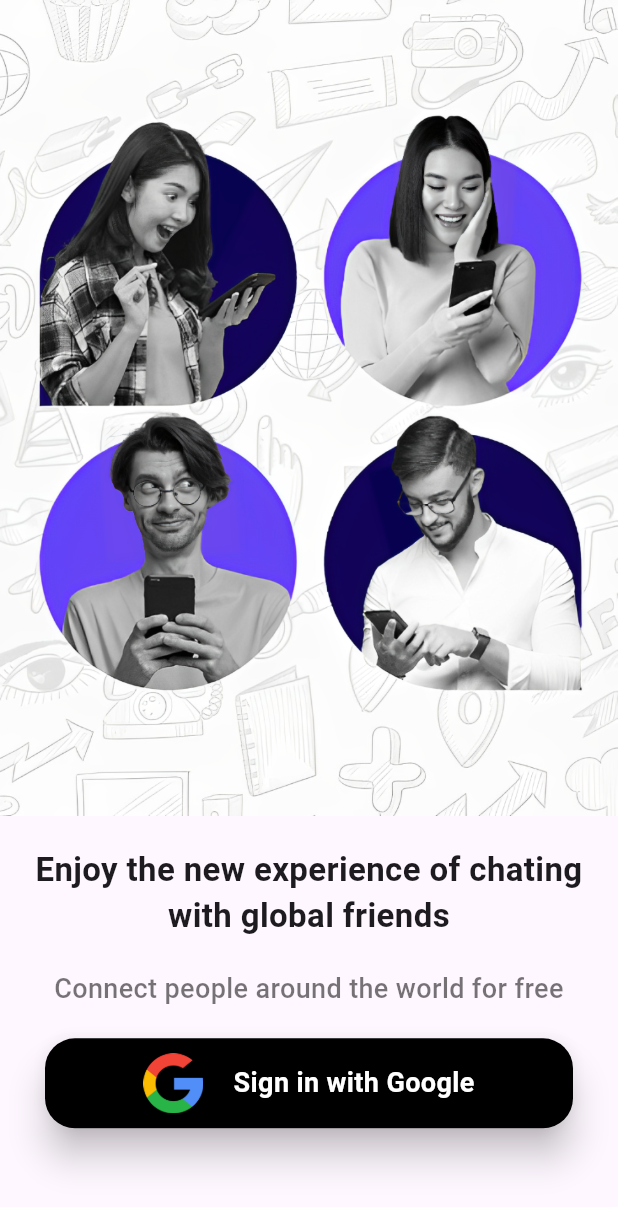
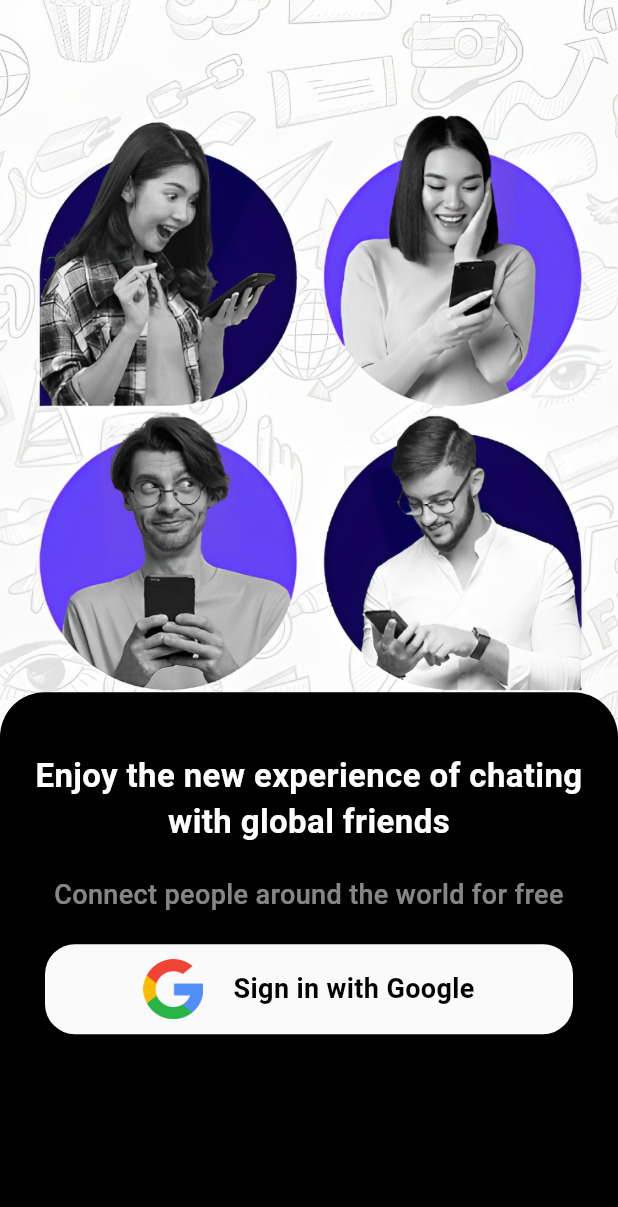
Before and after one commit to luizrodrigues034/chat_app, a Flutter app: the OnboardingPage screen opened directly, on a phone screen of 412 x 824 dp. Shown: the top 1207 px of the screen. Run offline on Flutter 3.47's test engine with Material 3 defaults, Android fonts, the phone set to English and light mode, and no system bars.

Commit message:
feat: alteracao no tema, e utilizando stack no oboarding

```diff
--- a/lib/main.dart
+++ b/lib/main.dart
@@ -1,3 +1,4 @@
+import 'package:chat_app/pages/chat_page.dart';
 import 'package:chat_app/pages/home.dart';
 import 'package:chat_app/pages/onboarding.dart';
 import 'package:flutter/material.dart';
@@ -16,6 +17,10 @@ class ChatApp extends StatefulWidget {
 class _ChatAppState extends State<ChatApp> {
   @override
   Widget build(BuildContext context) {
-    return MaterialApp(debugShowCheckedModeBanner: false, home: Home());
+    return MaterialApp(
+      theme: ThemeData.dark().copyWith(),
+      debugShowCheckedModeBanner: false,
+      home: ChatPage(),
+    );
   }
 }
--- a/lib/pages/home.dart
+++ b/lib/pages/home.dart
@@ -13,7 +13,7 @@ class _HomeState extends State<Home> {
     return Scaffold(
       backgroundColor: Colors.black,
       body: Container(
-        margin: EdgeInsets.only(top: 40),
+        margin: EdgeInsets.only(top: 60),
         width: MediaQuery.of(context).size.width,
         child: Padding(
           padding: const EdgeInsets.symmetric(horizontal: 8),
--- a/lib/pages/onboarding.dart
+++ b/lib/pages/onboarding.dart
@@ -11,18 +11,37 @@ class _OnboardingPageState extends State<OnboardingPage> {
   @override
   Widget build(BuildContext context) {
     return Scaffold(
-      body: Container(
-        width: MediaQuery.of(context).size.width,
+      backgroundColor: Colors.white,
+      body: Stack(
+        clipBehavior: Clip.none,
+        children: [
+          Image.asset('images/onboard.png', fit: BoxFit.cover),
+          Positioned(
+            top: MediaQuery.of(context).size.height * 0.56,
+            left: 0,
+            right: 0,
+            child: Container(
+              height: MediaQuery.of(context).size.height * 0.60,
+              decoration: BoxDecoration(
+                color: Colors.black,
+                borderRadius: BorderRadius.only(
+                  topLeft: Radius.circular(30),
+                  topRight: Radius.circular(30),
+                ),
+              ),
               child: Column(
                 children: [
-            Image.asset('images/onboard.png'),
-            SizedBox(height: 20),
+                  SizedBox(height: 40),
                   Padding(
                     padding: const EdgeInsets.symmetric(horizontal: 20),
                     child: Text(
                       'Enjoy the new experience of chating with global friends',
                       textAlign: TextAlign.center,
-                style: TextStyle(fontSize: 22.0, fontWeight: FontWeight.bold),
+                      style: TextStyle(
+                        fontSize: 22.0,
+                        fontWeight: FontWeight.bold,
+                        color: Colors.white,
+                      ),
                     ),
                   ),
                   SizedBox(height: 20),
@@ -32,16 +51,15 @@ class _OnboardingPageState extends State<OnboardingPage> {
                       'Connect people around the world for free',
                       textAlign: TextAlign.center,
                       style: TextStyle(
-                  color: Colors.black54,
+                        color: const Color.fromARGB(134, 255, 255, 255),
                         fontSize: 18.0,
                         fontWeight: FontWeight.w500,
                       ),
                     ),
                   ),
                   SizedBox(height: 20),
-
                   Container(
-              margin: EdgeInsets.only(left: 30, right: 30),
+                    margin: EdgeInsets.symmetric(horizontal: 30),
                     child: Material(
                       borderRadius: BorderRadius.circular(20),
                       elevation: 10,
@@ -52,7 +70,7 @@ class _OnboardingPageState extends State<OnboardingPage> {
                           width: MediaQuery.of(context).size.width,
                           decoration: BoxDecoration(
                             borderRadius: BorderRadius.circular(20),
-                      color: const Color.fromARGB(255, 0, 0, 0),
+                            color: const Color.fromARGB(255, 250, 250, 250),
                           ),
                           child: Row(
                             mainAxisAlignment: MainAxisAlignment.center,
@@ -68,7 +86,7 @@ class _OnboardingPageState extends State<OnboardingPage> {
                                 'Sign in with Google',
                                 textAlign: TextAlign.center,
                                 style: TextStyle(
-                            color: Colors.white,
+                                  color: Colors.black,
                                   fontSize: 18.0,
                                   fontWeight: FontWeight.bold,
                                 ),
@@ -82,6 +100,9 @@ class _OnboardingPageState extends State<OnboardingPage> {
                 ],
               ),
             ),
+          ),
+        ],
+      ),
     );
   }
 }
```
Lines whose indentation alone changed are shown as unchanged.
